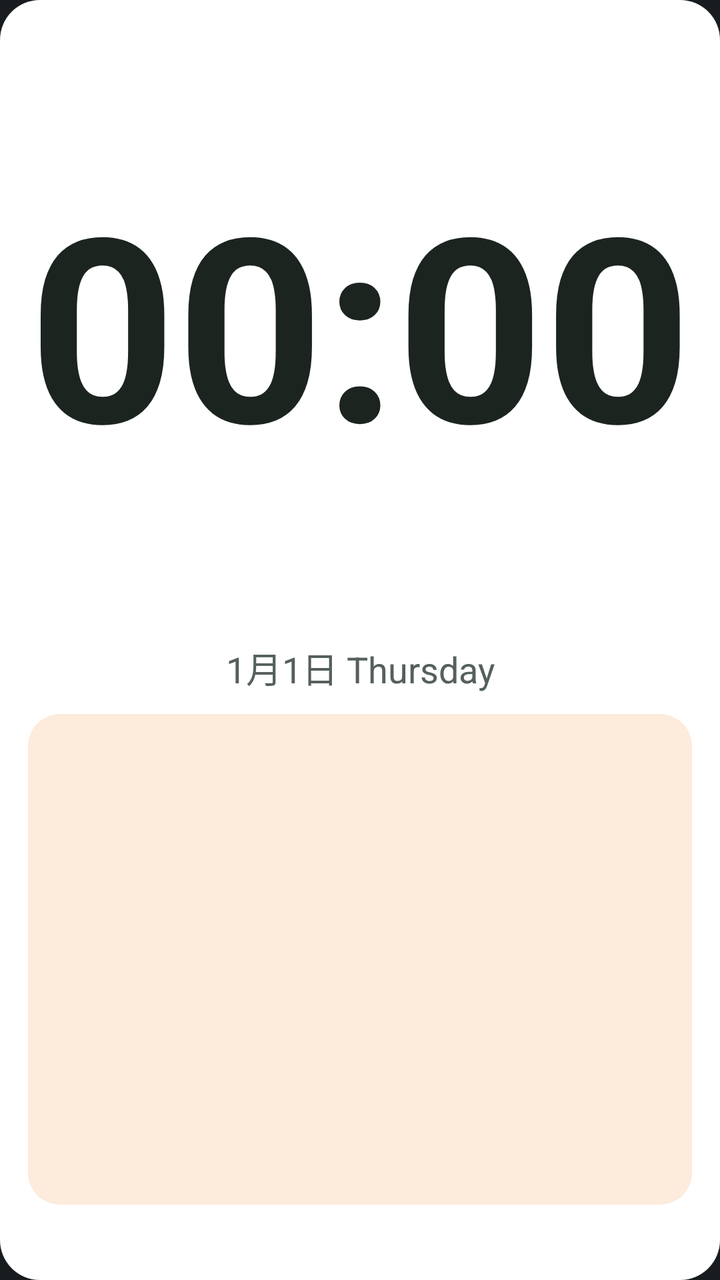
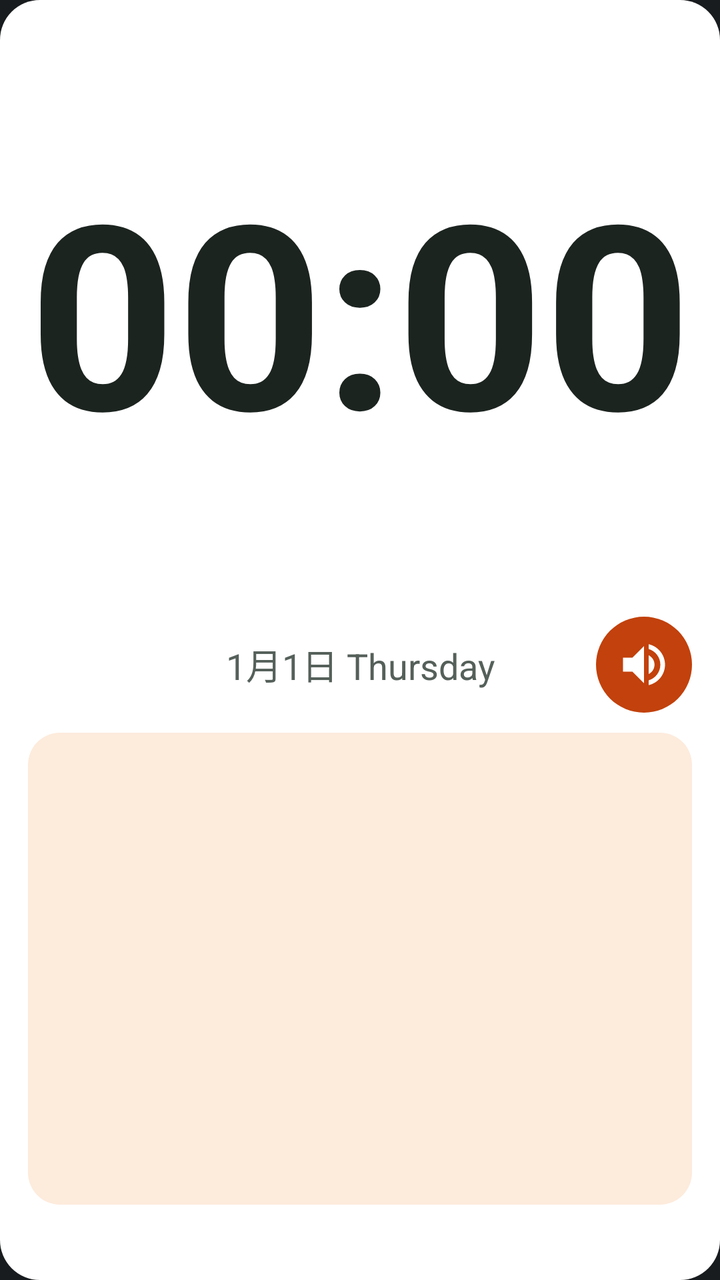

Two renders of the same Android screen: before a commit and after it. Below are the layout's source before the change and the commit's diff.
<!-- AndroidManifest.xml: application theme Theme.ZaiZai -->
<!-- res/layout/widget_board.xml -->
<?xml version="1.0" encoding="utf-8"?>
<LinearLayout xmlns:android="http://schemas.android.com/apk/res/android"
    android:id="@+id/widget_root"
    android:layout_width="match_parent"
    android:layout_height="match_parent"
    android:background="@drawable/widget_background"
    android:orientation="vertical"
    android:padding="14dp">

    <TextClock
        android:id="@+id/widget_clock"
        android:layout_width="match_parent"
        android:layout_height="0dp"
        android:layout_weight="5"
        android:autoSizeMaxTextSize="160sp"
        android:autoSizeMinTextSize="28sp"
        android:autoSizeTextType="uniform"
        android:format12Hour="HH:mm"
        android:format24Hour="HH:mm"
        android:gravity="center"
        android:includeFontPadding="false"
        android:maxLines="1"
        android:textColor="@color/widget_ink"
        android:textSize="56sp"
        android:textStyle="bold" />

    <TextClock
        android:id="@+id/widget_date"
        android:layout_width="match_parent"
        android:layout_height="wrap_content"
        android:ellipsize="end"
        android:format12Hour="M月d日 EEEE"
        android:format24Hour="M月d日 EEEE"
        android:gravity="center"
        android:maxLines="1"
        android:textColor="@color/widget_muted"
        android:textSize="18sp" />

    
    <LinearLayout
        android:id="@+id/widget_badge"
        android:layout_width="match_parent"
        android:layout_height="0dp"
        android:layout_marginTop="10dp"
        android:layout_weight="4"
        android:background="@drawable/widget_badge_pending"
        android:gravity="center_vertical"
        android:orientation="horizontal"
        android:paddingStart="16dp"
        android:paddingTop="6dp"
        android:paddingEnd="16dp"
        android:paddingBottom="6dp">

        
        <ViewFlipper
            android:id="@+id/widget_calf"
            android:layout_width="0dp"
            android:layout_height="match_parent"
            android:layout_weight="1"
            android:autoStart="true"
            android:flipInterval="350"
            android:visibility="gone">

            <ImageView
                android:layout_width="match_parent"
                android:layout_height="match_parent"
                android:importantForAccessibility="no"
                android:src="@drawable/calf_0" />

            <ImageView
                android:layout_width="match_parent"
                android:layout_height="match_parent"
                android:importantForAccessibility="no"
                android:src="@drawable/calf_1" />

            <ImageView
                android:layout_width="match_parent"
                android:layout_height="match_parent"
                android:importantForAccessibility="no"
                android:src="@drawable/calf_2" />

            <ImageView
                android:layout_width="match_parent"
                android:layout_height="match_parent"
                android:importantForAccessibility="no"
                android:src="@drawable/calf_3" />
        </ViewFlipper>

        <TextView
            android:id="@+id/widget_big"
            android:layout_width="0dp"
            android:layout_height="match_parent"
            android:layout_weight="1"
            android:autoSizeMaxTextSize="120sp"
            android:autoSizeMinTextSize="22sp"
            android:autoSizeTextType="uniform"
            android:gravity="center_vertical|start"
            android:includeFontPadding="false"
            android:maxLines="1"
            android:textColor="@color/widget_accent"
            android:textSize="40sp"
            android:textStyle="bold" />

        <TextView
            android:id="@+id/widget_sub"
            android:layout_width="wrap_content"
            android:layout_height="wrap_content"
            android:layout_marginStart="12dp"
            android:gravity="end|center_vertical"
            android:lineSpacingExtra="2dp"
            android:maxLines="2"
            android:textColor="@color/widget_ink"
            android:textSize="20sp"
            android:textStyle="bold" />
    </LinearLayout>

    <TextView
        android:id="@+id/widget_footer"
        android:layout_width="match_parent"
        android:layout_height="wrap_content"
        android:layout_marginTop="6dp"
        android:ellipsize="end"
        android:gravity="center"
        android:maxLines="1"
        android:textColor="@color/widget_muted"
        android:textSize="13sp" />
</LinearLayout>
<!-- resources referenced by this layout -->
<resources>
  <color name="widget_accent">#FF9A3412</color>
  <color name="widget_ink">#FF1C2420</color>
  <color name="widget_muted">#FF55605A</color>
  <!-- drawable calf_0: vector/xml drawable (drawable, 8305 chars, omitted) -->
  <!-- drawable calf_1: vector/xml drawable (drawable, 8684 chars, omitted) -->
  <!-- drawable calf_2: vector/xml drawable (drawable, 8725 chars, omitted) -->
  <!-- drawable calf_3: vector/xml drawable (drawable, 8304 chars, omitted) -->
  <!-- drawable widget_background (drawable) -->
  <?xml version="1.0" encoding="utf-8"?>
  <shape xmlns:android="http://schemas.android.com/apk/res/android" android:shape="rectangle">
      <solid android:color="@color/widget_surface" />
      <corners android:radius="20dp" />
  </shape>
  <!-- drawable widget_badge_pending (drawable) -->
  <?xml version="1.0" encoding="utf-8"?>
  <shape xmlns:android="http://schemas.android.com/apk/res/android" android:shape="rectangle">
      <solid android:color="@color/widget_pending_soft" />
      <corners android:radius="16dp" />
  </shape>
  <style name="Theme.ZaiZai" parent="android:Theme.DeviceDefault.NoActionBar" />
  <color name="widget_surface">#FFFFFFFF</color>
  <color name="widget_pending_soft">#FFFDEBDC</color>
</resources>

<!-- the commit's change to res/layout/widget_board.xml (unified diff, before → after) -->
@@ -24,17 +24,40 @@
         android:textSize="56sp"
         android:textStyle="bold" />
 
-    <TextClock
-        android:id="@+id/widget_date"
+    
+    <LinearLayout
         android:layout_width="match_parent"
         android:layout_height="wrap_content"
-        android:ellipsize="end"
-        android:format12Hour="M月d日 EEEE"
-        android:format24Hour="M月d日 EEEE"
-        android:gravity="center"
-        android:maxLines="1"
-        android:textColor="@color/widget_muted"
-        android:textSize="18sp" />
+        android:gravity="center_vertical"
+        android:orientation="horizontal">
+
+        
+        <FrameLayout
+            android:layout_width="48dp"
+            android:layout_height="1dp" />
+
+        <TextClock
+            android:id="@+id/widget_date"
+            android:layout_width="0dp"
+            android:layout_height="wrap_content"
+            android:layout_weight="1"
+            android:ellipsize="end"
+            android:format12Hour="M月d日 EEEE"
+            android:format24Hour="M月d日 EEEE"
+            android:gravity="center"
+            android:maxLines="1"
+            android:textColor="@color/widget_muted"
+            android:textSize="18sp" />
+
+        <ImageView
+            android:id="@+id/widget_speak"
+            android:layout_width="48dp"
+            android:layout_height="48dp"
+            android:background="@drawable/widget_speak_bg"
+            android:contentDescription="念一下今天的事"
+            android:padding="10dp"
+            android:src="@drawable/ic_speak" />
+    </LinearLayout>
 
     
     <LinearLayout
<!-- resource entries referenced after the edit -->
@@ -7,6 +7,17 @@
   <!-- drawable calf_1: vector/xml drawable (drawable, 8684 chars, omitted) -->
   <!-- drawable calf_2: vector/xml drawable (drawable, 8725 chars, omitted) -->
   <!-- drawable calf_3: vector/xml drawable (drawable, 8304 chars, omitted) -->
+  <!-- drawable ic_speak (drawable) -->
+  <?xml version="1.0" encoding="utf-8"?>
+  <vector xmlns:android="http://schemas.android.com/apk/res/android"
+      android:width="24dp"
+      android:height="24dp"
+      android:viewportWidth="24"
+      android:viewportHeight="24">
+      <path
+          android:fillColor="@color/widget_on_speak"
+          android:pathData="M3,9v6h4l5,5V4L7,9H3zM16.5,12c0,-1.77 -1.02,-3.29 -2.5,-4.03v8.05c1.48,-0.73 2.5,-2.25 2.5,-4.02zM14,3.23v2.06c2.89,0.86 5,3.54 5,6.71s-2.11,5.85 -5,6.71v2.06c4.01,-0.91 7,-4.49 7,-8.77s-2.99,-7.86 -7,-8.77z" />
+  </vector>
   <!-- drawable widget_background (drawable) -->
   <?xml version="1.0" encoding="utf-8"?>
   <shape xmlns:android="http://schemas.android.com/apk/res/android" android:shape="rectangle">
@@ -19,8 +30,15 @@
       <solid android:color="@color/widget_pending_soft" />
       <corners android:radius="16dp" />
   </shape>
+  <!-- drawable widget_speak_bg (drawable) -->
+  <?xml version="1.0" encoding="utf-8"?>
+  <shape xmlns:android="http://schemas.android.com/apk/res/android" android:shape="oval">
+      <solid android:color="@color/widget_speak" />
+  </shape>
   <style name="Theme.ZaiZai" parent="android:Theme.DeviceDefault.NoActionBar" />
+  <color name="widget_on_speak">#FFFFFFFF</color>
   <color name="widget_surface">#FFFFFFFF</color>
   <color name="widget_pending_soft">#FFFDEBDC</color>
+  <color name="widget_speak">#FFC2410C</color>
 </resources>
 
